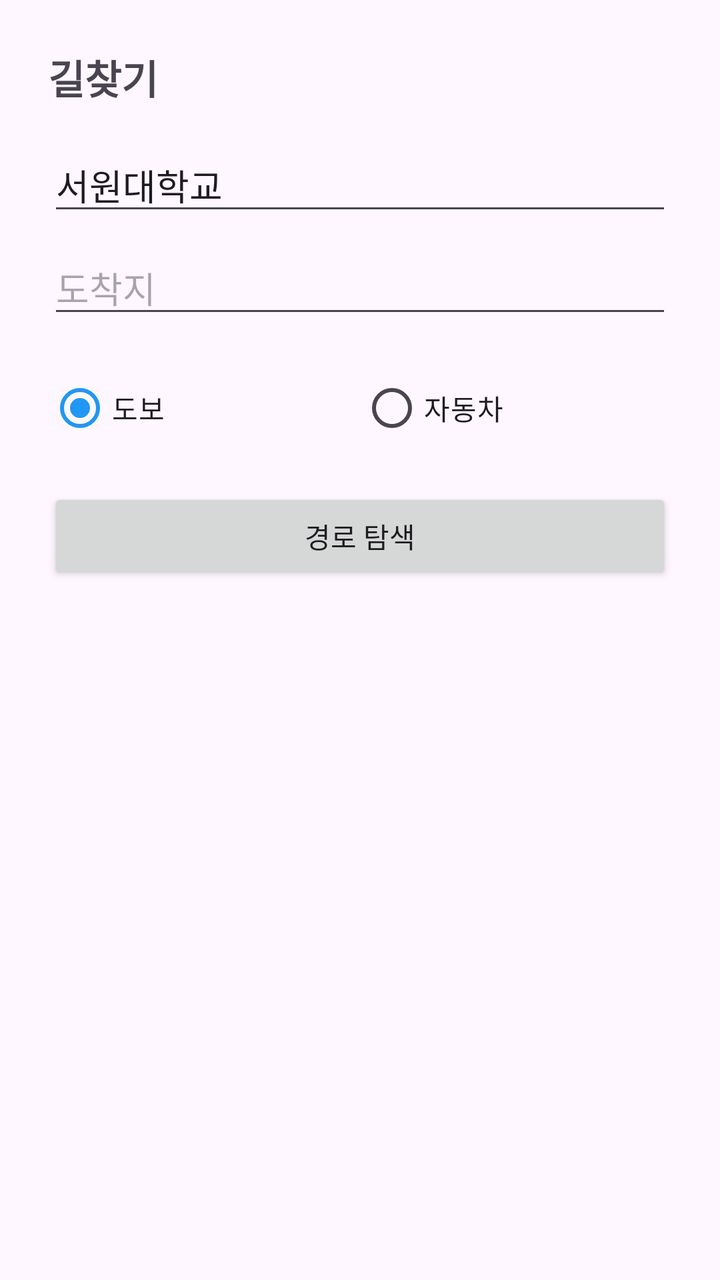
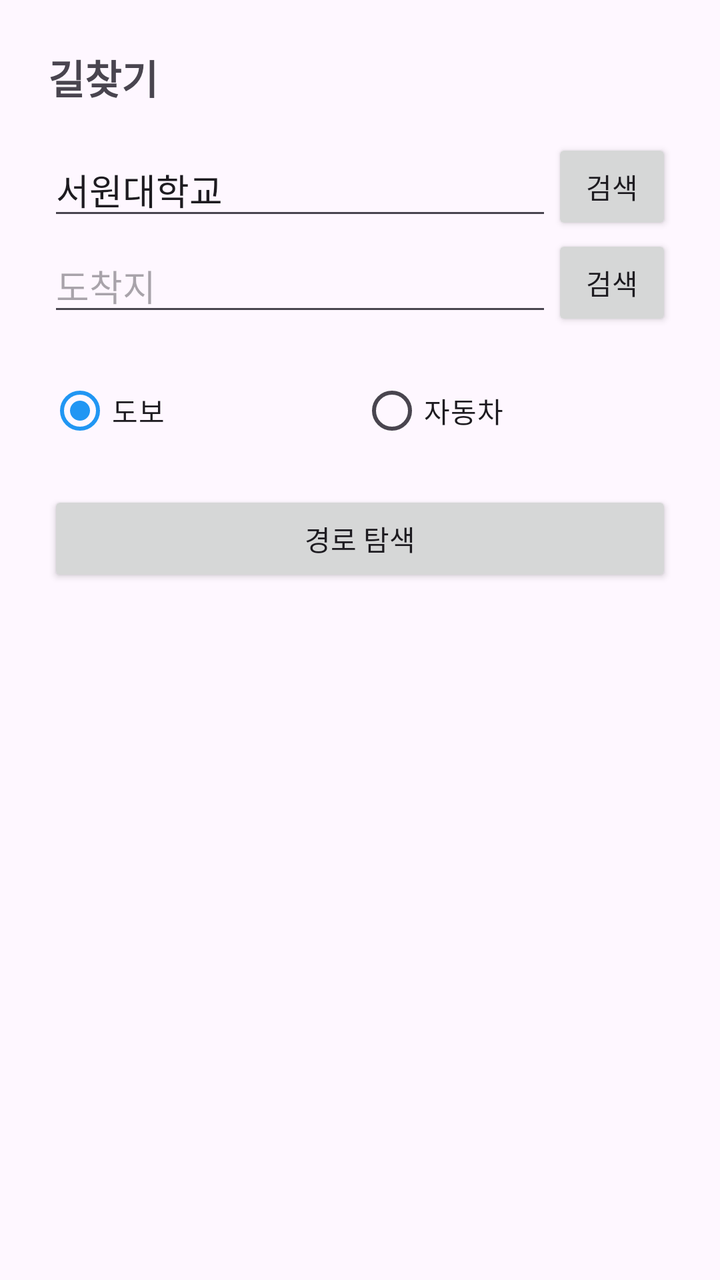

Compare the two renders of this Android layout. The source of the first and the diff that turns it into the second are given below.
<!-- AndroidManifest.xml: application theme Theme.SocialMyMap -->
<!-- res/layout/dialog_directions.xml -->
<?xml version="1.0" encoding="utf-8"?>
<LinearLayout xmlns:android="http://schemas.android.com/apk/res/android"
    android:layout_width="match_parent"
    android:layout_height="wrap_content"
    android:orientation="vertical"
    android:padding="24dp">

    <TextView
        android:layout_width="wrap_content"
        android:layout_height="wrap_content"
        android:text="길찾기"
        android:textSize="20sp"
        android:textStyle="bold"
        android:layout_marginBottom="16dp"/>

    <EditText
        android:id="@+id/et_start_location"
        android:layout_width="match_parent"
        android:layout_height="wrap_content"
        android:hint="출발지"
        android:text="서원대학교"
        android:layout_marginBottom="8dp"/>

    <EditText
        android:id="@+id/et_end_location"
        android:layout_width="match_parent"
        android:layout_height="wrap_content"
        android:hint="도착지"
        android:layout_marginBottom="16dp"/>

    <RadioGroup
        android:id="@+id/rg_transport_mode"
        android:layout_width="match_parent"
        android:layout_height="wrap_content"
        android:orientation="horizontal"
        android:layout_marginBottom="16dp">

        <RadioButton
            android:id="@+id/rb_walk"
            android:layout_width="0dp"
            android:layout_height="wrap_content"
            android:layout_weight="1"
            android:text="도보"
            android:checked="true"/>

        <RadioButton
            android:id="@+id/rb_car"
            android:layout_width="0dp"
            android:layout_height="wrap_content"
            android:layout_weight="1"
            android:text="자동차"/>
    </RadioGroup>

    <Button
        android:id="@+id/btn_find_route"
        android:layout_width="match_parent"
        android:layout_height="wrap_content"
        android:text="경로 탐색"/>

</LinearLayout>
<!-- resources referenced by this layout -->
<resources>
  <style name="Theme.SocialMyMap" parent="Base.Theme.SocialMyMap" />
  <style name="Base.Theme.SocialMyMap" parent="Theme.Material3.DayNight">
      
      <item name="colorPrimary">#2196F3</item>
      <item name="colorPrimaryVariant">#1976D2</item>
      <item name="colorOnPrimary">@color/white</item>
      
      <item name="colorSecondary">#03A9F4</item>
      <item name="colorSecondaryVariant">#0288D1</item>
      <item name="colorOnSecondary">@color/black</item>
      
      <item name="android:statusBarColor" tools:targetApi="l">?attr/colorPrimaryVariant</item>
      
    </style>
  <color name="white">#FFFFFFFF</color>
  <color name="black">#FF000000</color>
</resources>

<!-- the commit's change to res/layout/dialog_directions.xml (unified diff, before → after) -->
@@ -13,20 +13,48 @@
         android:textStyle="bold"
         android:layout_marginBottom="16dp"/>
 
-    <EditText
-        android:id="@+id/et_start_location"
+    <LinearLayout
         android:layout_width="match_parent"
         android:layout_height="wrap_content"
-        android:hint="출발지"
-        android:text="서원대학교"
-        android:layout_marginBottom="8dp"/>
+        android:orientation="horizontal"
+        android:gravity="center_vertical">
+        <EditText
+            android:id="@+id/et_start_location"
+            android:layout_width="0dp"
+            android:layout_height="wrap_content"
+            android:layout_weight="1"
+            android:hint="출발지"
+            android:text="서원대학교"
+            android:maxLines="1"/>
+        <Button
+            android:id="@+id/btn_search_start"
+            android:layout_width="wrap_content"
+            android:layout_height="wrap_content"
+            android:minWidth="60dp"
+            android:text="검색"/>
+    </LinearLayout>
 
-    <EditText
-        android:id="@+id/et_end_location"
+    <LinearLayout
         android:layout_width="match_parent"
         android:layout_height="wrap_content"
-        android:hint="도착지"
-        android:layout_marginBottom="16dp"/>
+        android:orientation="horizontal"
+        android:gravity="center_vertical"
+        android:layout_marginBottom="16dp">
+        <EditText
+            android:id="@+id/et_end_location"
+            android:layout_width="0dp"
+            android:layout_height="wrap_content"
+            android:layout_weight="1"
+            android:hint="도착지"
+            android:maxLines="1"/>
+        <Button
+            android:id="@+id/btn_search_end"
+            android:layout_width="wrap_content"
+            android:layout_height="wrap_content"
+            android:minWidth="60dp"
+            android:text="검색"/>
+    </LinearLayout>
+
 
     <RadioGroup
         android:id="@+id/rg_transport_mode"
